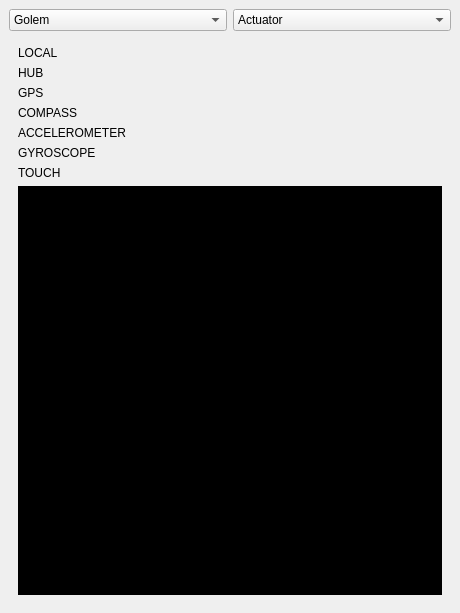
Before: the Qt Designer form libs/libcore/ui/RemoteWindow.ui in mrdeveloperdude/OctoMY, drawn with Qt 5.
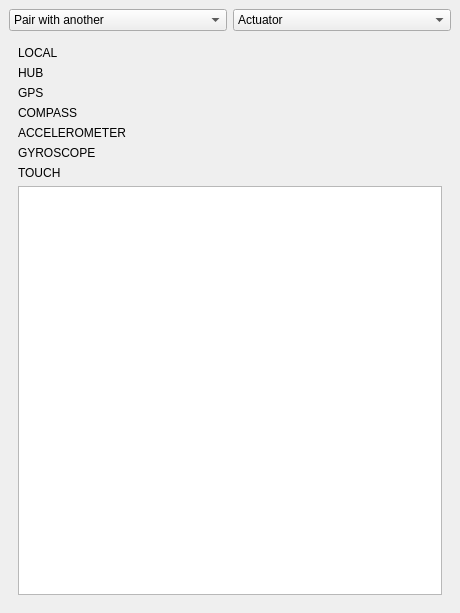
After: the same form once the commit is applied. The open tabs and pages were chosen to show the change. Icons and pictures are not drawn. Custom widgets are drawn as their Qt base class.

Commit message: Created node as baseclass for hub/agent/remote, refactored generic main into node launcher, cleaned up overal architecture of nodes, worked further on discovery, upgraded UX/UI

```diff
--- a/libs/libcore/ui/RemoteWindow.ui
+++ b/libs/libcore/ui/RemoteWindow.ui
@@ -48,7 +48,7 @@
       </sizepolicy>
      </property>
      <property name="currentIndex">
-      <number>3</number>
+      <number>2</number>
      </property>
      <widget class="QWidget" name="pageRunning">
       <layout class="QVBoxLayout" name="verticalLayout_2">
@@ -62,24 +62,6 @@
              <verstretch>0</verstretch>
             </sizepolicy>
            </property>
-           <item>
-            <property name="text">
-             <string extracomment="Control individual servos">Golem</string>
-            </property>
-            <property name="icon">
-             <iconset resource="../resources/icons.qrc">
-              <normaloff>:/icons/agent.svg</normaloff>:/icons/agent.svg</iconset>
-            </property>
-           </item>
-           <item>
-            <property name="text">
-             <string>Hexy</string>
-            </property>
-            <property name="icon">
-             <iconset resource="../resources/icons.qrc">
-              <normaloff>:/icons/agent.svg</normaloff>:/icons/agent.svg</iconset>
-            </property>
-           </item>
            <item>
             <property name="text">
              <string>Pair with another</string>
@@ -144,6 +126,24 @@
               <normaloff>:/icons/stats.svg</normaloff>:/icons/stats.svg</iconset>
             </property>
            </item>
+           <item>
+            <property name="text">
+             <string>Expression</string>
+            </property>
+            <property name="icon">
+             <iconset resource="../resources/icons.qrc">
+              <normaloff>:/icons/mask.svg</normaloff>:/icons/mask.svg</iconset>
+            </property>
+           </item>
+           <item>
+            <property name="text">
+             <string>Speech</string>
+            </property>
+            <property name="icon">
+             <iconset resource="../resources/icons.qrc">
+              <normaloff>:/icons/speech.svg</normaloff>:/icons/speech.svg</iconset>
+            </property>
+           </item>
           </widget>
          </item>
         </layout>
@@ -151,7 +151,7 @@
        <item>
         <widget class="QStackedWidget" name="stackedWidgetControl">
          <property name="currentIndex">
-          <number>3</number>
+          <number>6</number>
          </property>
          <widget class="QWidget" name="pageActuator">
           <layout class="QVBoxLayout" name="verticalLayout_4">
@@ -365,493 +365,85 @@
             </widget>
            </item>
            <item>
-            <widget class="QPlainTextEdit" name="logScroll">
+            <widget class="LogWidget" name="logScroll">
              <property name="sizePolicy">
               <sizepolicy hsizetype="Minimum" vsizetype="Expanding">
                <horstretch>0</horstretch>
                <verstretch>0</verstretch>
               </sizepolicy>
              </property>
-             <property name="palette">
-              <palette>
-               <active>
-                <colorrole role="WindowText">
-                 <brush brushstyle="SolidPattern">
-                  <color alpha="255">
-                   <red>255</red>
-                   <green>255</green>
-                   <blue>255</blue>
-                  </color>
-                 </brush>
-                </colorrole>
-                <colorrole role="Button">
-                 <brush brushstyle="SolidPattern">
-                  <color alpha="0">
-                   <red>0</red>
-                   <green>0</green>
-                   <blue>0</blue>
-                  </color>
-                 </brush>
-                </colorrole>
-                <colorrole role="Light">
-                 <brush brushstyle="SolidPattern">
-                  <color alpha="0">
-                   <red>0</red>
-                   <green>0</green>
-                   <blue>0</blue>
-                  </color>
-                 </brush>
-                </colorrole>
-                <colorrole role="Midlight">
-                 <brush brushstyle="SolidPattern">
-                  <color alpha="0">
-                   <red>0</red>
-                   <green>0</green>
-                   <blue>0</blue>
-                  </color>
-                 </brush>
-                </colorrole>
-                <colorrole role="Dark">
-                 <brush brushstyle="SolidPattern">
-                  <color alpha="0">
-                   <red>0</red>
-                   <green>0</green>
-                   <blue>0</blue>
-                  </color>
-                 </brush>
-                </colorrole>
-                <colorrole role="Mid">
-                 <brush brushstyle="SolidPattern">
-                  <color alpha="0">
-                   <red>0</red>
-                   <green>0</green>
-                   <blue>0</blue>
-                  </color>
-                 </brush>
-                </colorrole>
-                <colorrole role="Text">
-                 <brush brushstyle="SolidPattern">
-                  <color alpha="255">
-                   <red>255</red>
-                   <green>255</green>
-                   <blue>255</blue>
-                  </color>
-                 </brush>
-                </colorrole>
-                <colorrole role="BrightText">
-                 <brush brushstyle="SolidPattern">
-                  <color alpha="255">
-                   <red>255</red>
-                   <green>255</green>
-                   <blue>255</blue>
-                  </color>
-                 </brush>
-                </colorrole>
-                <colorrole role="ButtonText">
-                 <brush brushstyle="SolidPattern">
-                  <color alpha="255">
-                   <red>255</red>
-                   <green>255</green>
-                   <blue>255</blue>
-                  </color>
-                 </brush>
-                </colorrole>
-                <colorrole role="Base">
-                 <brush brushstyle="SolidPattern">
-                  <color alpha="255">
-                   <red>0</red>
-                   <green>0</green>
-                   <blue>0</blue>
-                  </color>
-                 </brush>
-                </colorrole>
-                <colorrole role="Window">
-                 <brush brushstyle="SolidPattern">
-                  <color alpha="0">
-                   <red>0</red>
-                   <green>0</green>
-                   <blue>0</blue>
-                  </color>
-                 </brush>
-                </colorrole>
-                <colorrole role="Shadow">
-                 <brush brushstyle="SolidPattern">
-                  <color alpha="255">
-                   <red>0</red>
-                   <green>0</green>
-                   <blue>0</blue>
-                  </color>
-                 </brush>
-                </colorrole>
-                <colorrole role="AlternateBase">
-                 <brush brushstyle="SolidPattern">
-                  <color alpha="127">
-                   <red>0</red>
-                   <green>0</green>
-                   <blue>0</blue>
-                  </color>
-                 </brush>
-                </colorrole>
-                <colorrole role="ToolTipBase">
-                 <brush brushstyle="SolidPattern">
-                  <color alpha="255">
-                   <red>255</red>
-                   <green>255</green>
-                   <blue>220</blue>
-                  </color>
-                 </brush>
-                </colorrole>
-                <colorrole role="ToolTipText">
-                 <brush brushstyle="SolidPattern">
-                  <color alpha="255">
-                   <red>0</red>
-                   <green>0</green>
-                   <blue>0</blue>
-                  </color>
-                 </brush>
-                </colorrole>
-               </active>
-               <inactive>
-                <colorrole role="WindowText">
-                 <brush brushstyle="SolidPattern">
-                  <color alpha="255">
-                   <red>255</red>
-                   <green>255</green>
-                   <blue>255</blue>
-                  </color>
-                 </brush>
-                </colorrole>
-                <colorrole role="Button">
-                 <brush brushstyle="SolidPattern">
-                  <color alpha="0">
-                   <red>0</red>
-                   <green>0</green>
-                   <blue>0</blue>
-                  </color>
-                 </brush>
-                </colorrole>
-                <colorrole role="Light">
-                 <brush brushstyle="SolidPattern">
-                  <color alpha="0">
-                   <red>0</red>
-                   <green>0</green>
-                   <blue>0</blue>
-                  </color>
-                 </brush>
-                </colorrole>
-                <colorrole role="Midlight">
-                 <brush brushstyle="SolidPattern">
-                  <color alpha="0">
-                   <red>0</red>
-                   <green>0</green>
-                   <blue>0</blue>
-                  </color>
-                 </brush>
-                </colorrole>
-                <colorrole role="Dark">
-                 <brush brushstyle="SolidPattern">
-                  <color alpha="0">
-                   <red>0</red>
-                   <green>0</green>
-                   <blue>0</blue>
-                  </color>
-                 </brush>
-                </colorrole>
-                <colorrole role="Mid">
-                 <brush brushstyle="SolidPattern">
-                  <color alpha="0">
-                   <red>0</red>
-                   <green>0</green>
-                   <blue>0</blue>
-                  </color>
-                 </brush>
-                </colorrole>
-                <colorrole role="Text">
-                 <brush brushstyle="SolidPattern">
-                  <color alpha="255">
-                   <red>255</red>
-                   <green>255</green>
-                   <blue>255</blue>
-                  </color>
-                 </brush>
-                </colorrole>
-                <colorrole role="BrightText">
-                 <brush brushstyle="SolidPattern">
-                  <color alpha="255">
-                   <red>255</red>
-                   <green>255</green>
-                   <blue>255</blue>
-                  </color>
-                 </brush>
-                </colorrole>
-                <colorrole role="ButtonText">
-                 <brush brushstyle="SolidPattern">
-                  <color alpha="255">
-                   <red>255</red>
-                   <green>255</green>
-                   <blue>255</blue>
-                  </color>
-                 </brush>
-                </colorrole>
-                <colorrole role="Base">
-                 <brush brushstyle="SolidPattern">
-                  <color alpha="255">
-                   <red>0</red>
-                   <green>0</green>
-                   <blue>0</blue>
-                  </color>
-                 </brush>
-                </colorrole>
-                <colorrole role="Window">
-                 <brush brushstyle="SolidPattern">
-                  <color alpha="0">
-                   <red>0</red>
-                   <green>0</green>
-                   <blue>0</blue>
-                  </color>
-                 </brush>
-                </colorrole>
-                <colorrole role="Shadow">
-                 <brush brushstyle="SolidPattern">
-                  <color alpha="255">
-                   <red>0</red>
-                   <green>0</green>
-                   <blue>0</blue>
-                  </color>
-                 </brush>
-                </colorrole>
-                <colorrole role="AlternateBase">
-                 <brush brushstyle="SolidPattern">
-                  <color alpha="127">
-                   <red>0</red>
-                   <green>0</green>
-                   <blue>0</blue>
-                  </color>
-                 </brush>
-                </colorrole>
-                <colorrole role="ToolTipBase">
-                 <brush brushstyle="SolidPattern">
-                  <color alpha="255">
-                   <red>255</red>
-                   <green>255</green>
-                   <blue>220</blue>
-                  </color>
-                 </brush>
-                </colorrole>
-                <colorrole role="ToolTipText">
-                 <brush brushstyle="SolidPattern">
-                  <color alpha="255">
-                   <red>0</red>
-                   <green>0</green>
-                   <blue>0</blue>
-                  </color>
-                 </brush>
-                </colorrole>
-               </inactive>
-               <disabled>
-                <colorrole role="WindowText">
-                 <brush brushstyle="SolidPattern">
-                  <color alpha="0">
-                   <red>0</red>
-                   <green>0</green>
-                   <blue>0</blue>
-                  </color>
-                 </brush>
-                </colorrole>
-                <colorrole role="Button">
-                 <brush brushstyle="SolidPattern">
-                  <color alpha="0">
-                   <red>0</red>
-                   <green>0</green>
-                   <blue>0</blue>
-                  </color>
-                 </brush>
-                </colorrole>
-                <colorrole role="Light">
-                 <brush brushstyle="SolidPattern">
-                  <color alpha="0">
-                   <red>0</red>
-                   <green>0</green>
-                   <blue>0</blue>
-                  </color>
-                 </brush>
-                </colorrole>
-                <colorrole role="Midlight">
-                 <brush brushstyle="SolidPattern">
-                  <color alpha="0">
-                   <red>0</red>
-                   <green>0</green>
-                   <blue>0</blue>
-                  </color>
-                 </brush>
-                </colorrole>
-                <colorrole role="Dark">
-                 <brush brushstyle="SolidPattern">
-                  <color alpha="0">
-                   <red>0</red>
-                   <green>0</green>
-                   <blue>0</blue>
-                  </color>
-                 </brush>
-                </colorrole>
-                <colorrole role="Mid">
-                 <brush brushstyle="SolidPattern">
-                  <color alpha="0">
-                   <red>0</red>
-                   <green>0</green>
-                   <blue>0</blue>
-                  </color>
-                 </brush>
-                </colorrole>
-                <colorrole role="Text">
-                 <brush brushstyle="SolidPattern">
-                  <color alpha="0">
-                   <red>0</red>
-                   <green>0</green>
-                   <blue>0</blue>
-                  </color>
-                 </brush>
-                </colorrole>
-                <colorrole role="BrightText">
-                 <brush brushstyle="SolidPattern">
-                  <color alpha="255">
-                   <red>255</red>
-                   <green>255</green>
-                   <blue>255</blue>
-                  </color>
-                 </brush>
-                </colorrole>
-                <colorrole role="ButtonText">
-                 <brush brushstyle="SolidPattern">
-                  <color alpha="0">
-                   <red>0</red>
-                   <green>0</green>
-                   <blue>0</blue>
-                  </color>
-                 </brush>
-                </colorrole>
-                <colorrole role="Base">
-                 <brush brushstyle="SolidPattern">
-                  <color alpha="0">
-                   <red>0</red>
-                   <green>0</green>
-                   <blue>0</blue>
-                  </color>
-                 </brush>
-                </colorrole>
-                <colorrole role="Window">
-                 <brush brushstyle="SolidPattern">
-                  <color alpha="0">
-                   <red>0</red>
-                   <green>0</green>
-                   <blue>0</blue>
-                  </color>
-                 </brush>
-                </colorrole>
-                <colorrole role="Shadow">
-                 <brush brushstyle="SolidPattern">
-                  <color alpha="255">
-                   <red>0</red>
-                   <green>0</green>
-                   <blue>0</blue>
-                  </color>
-                 </brush>
-                </colorrole>
-                <colorrole role="AlternateBase">
-                 <brush brushstyle="SolidPattern">
-                  <color alpha="0">
-                   <red>0</red>
-                   <green>0</green>
-                   <blue>0</blue>
-                  </color>
-                 </brush>
-                </colorrole>
-                <colorrole role="ToolTipBase">
-                 <brush brushstyle="SolidPattern">
-                  <color alpha="255">
-                   <red>255</red>
-                   <green>255</green>
-                   <blue>220</blue>
-                  </color>
-                 </brush>
-                </colorrole>
-                <colorrole role="ToolTipText">
-                 <brush brushstyle="SolidPattern">
-                  <color alpha="255">
-                   <red>0</red>
-                   <green>0</green>
-                   <blue>0</blue>
-                  </color>
-                 </brush>
-                </colorrole>
-               </disabled>
-              </palette>
+            </widget>
+           </item>
+          </layout>
+         </widget>
+         <widget class="QWidget" name="pageExpression">
+          <layout class="QVBoxLayout" name="verticalLayout_8">
+           <property name="spacing">
+            <number>0</number>
+           </property>
+           <property name="leftMargin">
+            <number>0</number>
+           </property>
+           <property name="topMargin">
+            <number>0</number>
+           </property>
+           <property name="rightMargin">
+            <number>0</number>
+           </property>
+           <property name="bottomMargin">
+            <number>0</number>
+           </property>
+           <item>
+            <widget class="FaceWidget" name="widgetFace" native="true">
+             <property name="sizePolicy">
+              <sizepolicy hsizetype="Minimum" vsizetype="Expanding">
+               <horstretch>0</horstretch>
+               <verstretch>0</verstretch>
+              </sizepolicy>
              </property>
-             <property name="frameShape">
-              <enum>QFrame::NoFrame</enum>
+             <property name="minimumSize">
+              <size>
+               <width>0</width>
+               <height>0</height>
+              </size>
              </property>
-             <property name="frameShadow">
-              <enum>QFrame::Plain</enum>
+            </widget>
+           </item>
+          </layout>
+         </widget>
+         <widget class="QWidget" name="pageSpeech">
+          <layout class="QVBoxLayout" name="verticalLayout_9">
+           <property name="spacing">
+            <number>0</number>
+           </property>
+           <property name="leftMargin">
+            <number>0</number>
+           </property>
+           <property name="topMargin">
+            <number>0</number>
+           </property>
+           <property name="rightMargin">
+            <number>0</number>
+           </property>
+           <property name="bottomMargin">
+            <number>0</number>
+           </property>
+           <item>
+            <widget class="QPushButton" name="pushButtonSay">
+             <property name="text">
+              <string>Say</string>
              </property>
-             <property name="lineWidth">
-              <number>0</number>
-             </property>
-             <property name="horizontalScrollBarPolicy">
-              <enum>Qt::ScrollBarAlwaysOff</enum>
-             </property>
-             <property name="undoRedoEnabled">
-              <bool>false</bool>
-             </property>
-             <property name="lineWrapMode">
-              <enum>QPlainTextEdit::NoWrap</enum>
-             </property>
-             <property name="readOnly">
-              <bool>true</bool>
-             </property>
-             <property name="plainText">
-              <string/>
-             </property>
-             <property name="backgroundVisible">
-              <bool>false</bool>
-             </property>
             </widget>
            </item>
+           <item>
+            <widget class="QPlainTextEdit" name="plainTextEditSpeechText"/>
+           </item>
           </layout>
          </widget>
         </widget>
        </item>
       </layout>
      </widget>
-     <widget class="QWidget" name="pageConnect">
-      <layout class="QGridLayout" name="gridLayout_3">
-       <item row="2" column="1">
-        <spacer name="verticalSpacer">
-         <property name="orientation">
-          <enum>Qt::Vertical</enum>
-         </property>
-         <property name="sizeHint" stdset="0">
-          <size>
-           <width>20</width>
-           <height>486</height>
-          </size>
-         </property>
-        </spacer>
-       </item>
-       <item row="0" column="1" rowspan="2">
-        <widget class="ConnectionWidget" name="widgetConnection" native="true"/>
-       </item>
-       <item row="0" column="0" rowspan="2">
-        <widget class="QLabel" name="label">
-         <property name="text">
-          <string/>
-         </property>
-         <property name="pixmap">
-          <pixmap resource="../resources/icons.qrc">:/icons/remote.svg</pixmap>
-         </property>
-        </widget>
-       </item>
-      </layout>
-     </widget>
      <widget class="QWidget" name="pageConfirmQuit">
       <layout class="QVBoxLayout" name="verticalLayout_3">
        <item>
@@ -889,10 +481,10 @@
        </item>
       </layout>
      </widget>
-     <widget class="QWidget" name="pageWelcome">
+     <widget class="QWidget" name="pagePairing">
       <layout class="QGridLayout" name="gridLayout_5">
        <item row="0" column="0">
-        <widget class="ControlPairingWidget" name="widgetWelcome" native="true">
+        <widget class="ControlPairingWidget" name="widgetPairing" native="true">
          <property name="sizePolicy">
           <sizepolicy hsizetype="Minimum" vsizetype="Expanding">
            <horstretch>0</horstretch>
@@ -920,12 +512,6 @@
    <header>widgets/MapEditor.hpp</header>
    <container>1</container>
   </customwidget>
-  <customwidget>
-   <class>ConnectionWidget</class>
-   <extends>QWidget</extends>
-   <header>widgets/ConnectionWidget.hpp</header>
-   <container>1</container>
-  </customwidget>
   <customwidget>
    <class>NumberEntry</class>
    <extends>QWidget</extends>
@@ -938,6 +524,17 @@
    <header>widgets/ControlPairingWidget.hpp</header>
    <container>1</container>
   </customwidget>
+  <customwidget>
+   <class>LogWidget</class>
+   <extends>QPlainTextEdit</extends>
+   <header>widgets/LogWidget.hpp</header>
+  </customwidget>
+  <customwidget>
+   <class>FaceWidget</class>
+   <extends>QWidget</extends>
+   <header>widgets/FaceWidget.hpp</header>
+   <container>1</container>
+  </customwidget>
  </customwidgets>
  <resources>
   <include location="../resources/icons.qrc"/>
```
The commit also changes 147 other files.
